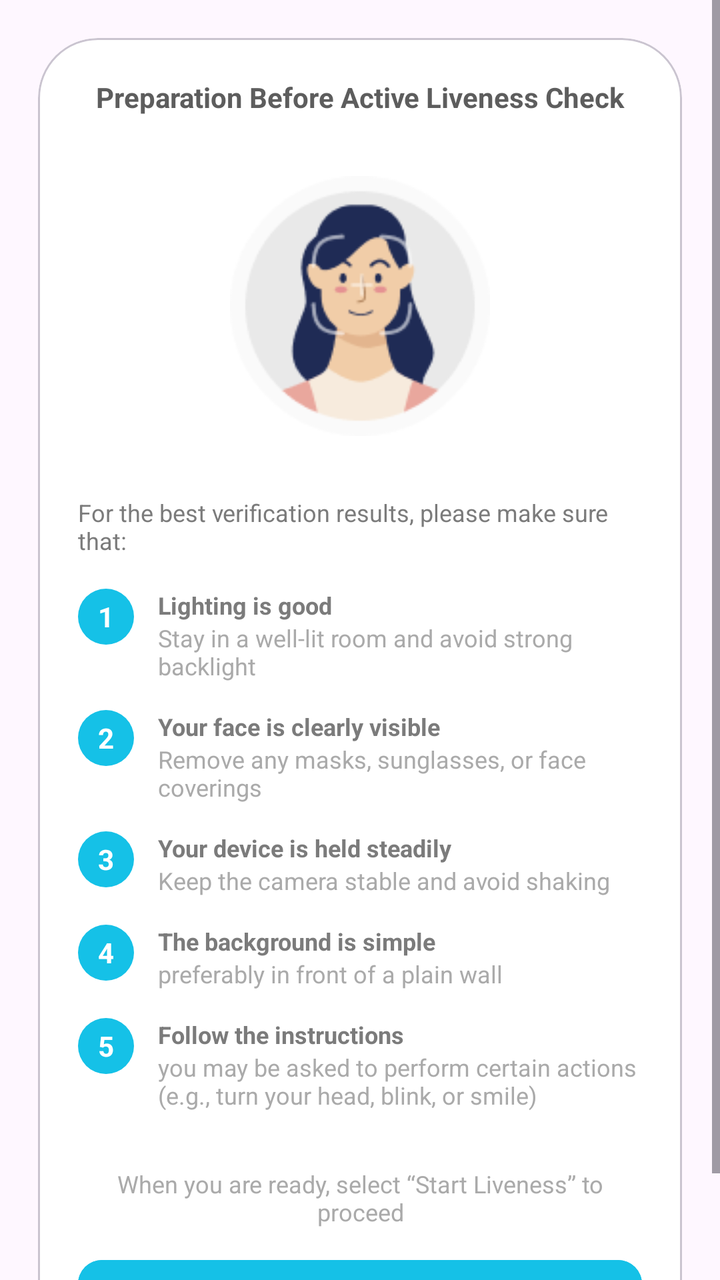
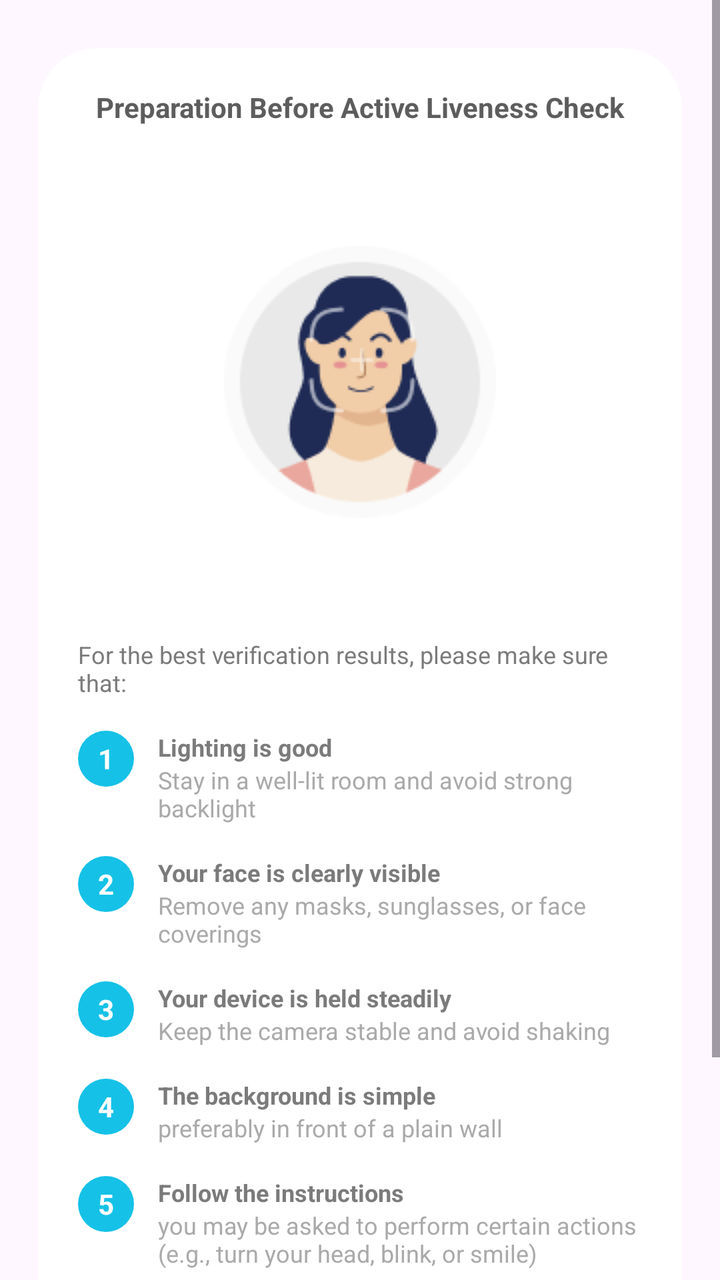

An Android layout rendered at two revisions. The XML below is the earlier revision; the diff shows what the commit changed to produce the second picture.
<!-- AndroidManifest.xml: another module's application theme Theme.Material3.DayNight.NoActionBar -->
<!-- res/layout/fragment_liveness_instruction.xml -->
<?xml version="1.0" encoding="utf-8"?>
<ScrollView xmlns:android="http://schemas.android.com/apk/res/android"
    xmlns:app="http://schemas.android.com/apk/res-auto"
    android:layout_width="match_parent"
    android:layout_height="match_parent"
    android:fillViewport="true">

    <com.google.android.material.card.MaterialCardView
        android:layout_width="match_parent"
        android:layout_height="wrap_content"
        android:layout_margin="19dp"
        app:cardBackgroundColor="@color/ekyc_card_background"
        app:cardCornerRadius="30dp"
        app:cardElevation="0dp">

        <LinearLayout
            android:layout_width="match_parent"
            android:layout_height="wrap_content"
            android:orientation="vertical"
            android:padding="20dp">

            <TextView
                android:layout_width="match_parent"
                android:layout_height="wrap_content"
                android:gravity="center"
                android:text="Preparation Before Active Liveness Check"
                android:textColor="#5D5D5D"
                android:textSize="14sp"
                android:textStyle="bold" />

            <ImageView
                android:layout_width="match_parent"
                android:layout_height="130dp"
                android:layout_marginTop="30dp"
                android:layout_marginBottom="30dp"
                android:adjustViewBounds="true"
                android:src="@drawable/pre_active_liveness" />

            <TextView
                android:layout_width="match_parent"
                android:layout_height="wrap_content"
                android:text="For the best verification results, please make sure that:"
                android:textColor="#7B7B7B"
                android:textSize="12sp" />

            
            <LinearLayout
                android:layout_width="match_parent"
                android:layout_height="wrap_content"
                android:layout_marginTop="16dp"
                android:orientation="horizontal">

                <TextView
                    android:layout_width="28dp"
                    android:layout_height="28dp"
                    android:background="@drawable/badge_circle_cyan"
                    android:gravity="center"
                    android:text="1"
                    android:textColor="@android:color/white"
                    android:textSize="14sp"
                    android:textStyle="bold" />

                <LinearLayout
                    android:layout_width="0dp"
                    android:layout_height="wrap_content"
                    android:layout_marginStart="12dp"
                    android:layout_weight="1"
                    android:orientation="vertical">

                    <TextView
                        android:layout_width="match_parent"
                        android:layout_height="wrap_content"
                        android:text="Lighting is good"
                        android:textColor="#7B7B7B"
                        android:textSize="12sp"
                        android:textStyle="bold" />

                    <TextView
                        android:layout_width="match_parent"
                        android:layout_height="wrap_content"
                        android:text="Stay in a well-lit room and avoid strong backlight"
                        android:textColor="#AAAAAA"
                        android:textSize="12sp" />
                </LinearLayout>
            </LinearLayout>

            
            <LinearLayout
                android:layout_width="match_parent"
                android:layout_height="wrap_content"
                android:layout_marginTop="14dp"
                android:orientation="horizontal">

                <TextView
                    android:layout_width="28dp"
                    android:layout_height="28dp"
                    android:background="@drawable/badge_circle_cyan"
                    android:gravity="center"
                    android:text="2"
                    android:textColor="@android:color/white"
                    android:textSize="14sp"
                    android:textStyle="bold" />

                <LinearLayout
                    android:layout_width="0dp"
                    android:layout_height="wrap_content"
                    android:layout_marginStart="12dp"
                    android:layout_weight="1"
                    android:orientation="vertical">

                    <TextView
                        android:layout_width="match_parent"
                        android:layout_height="wrap_content"
                        android:text="Your face is clearly visible"
                        android:textColor="#7B7B7B"
                        android:textSize="12sp"
                        android:textStyle="bold" />

                    <TextView
                        android:layout_width="match_parent"
                        android:layout_height="wrap_content"
                        android:text="Remove any masks, sunglasses, or face coverings"
                        android:textColor="#AAAAAA"
                        android:textSize="12sp" />
                </LinearLayout>
            </LinearLayout>

            
            <LinearLayout
                android:layout_width="match_parent"
                android:layout_height="wrap_content"
                android:layout_marginTop="14dp"
                android:orientation="horizontal">

                <TextView
                    android:layout_width="28dp"
                    android:layout_height="28dp"
                    android:background="@drawable/badge_circle_cyan"
                    android:gravity="center"
                    android:text="3"
                    android:textColor="@android:color/white"
                    android:textSize="14sp"
                    android:textStyle="bold" />

                <LinearLayout
                    android:layout_width="0dp"
                    android:layout_height="wrap_content"
                    android:layout_marginStart="12dp"
                    android:layout_weight="1"
                    android:orientation="vertical">

                    <TextView
                        android:layout_width="match_parent"
                        android:layout_height="wrap_content"
                        android:text="Your device is held steadily"
                        android:textColor="#7B7B7B"
                        android:textSize="12sp"
                        android:textStyle="bold" />

                    <TextView
                        android:layout_width="match_parent"
                        android:layout_height="wrap_content"
                        android:text="Keep the camera stable and avoid shaking"
                        android:textColor="#AAAAAA"
                        android:textSize="12sp" />
                </LinearLayout>
            </LinearLayout>

            
            <LinearLayout
                android:layout_width="match_parent"
                android:layout_height="wrap_content"
                android:layout_marginTop="14dp"
                android:orientation="horizontal">

                <TextView
                    android:layout_width="28dp"
                    android:layout_height="28dp"
                    android:background="@drawable/badge_circle_cyan"
                    android:gravity="center"
                    android:text="4"
                    android:textColor="@android:color/white"
                    android:textSize="14sp"
                    android:textStyle="bold" />

                <LinearLayout
                    android:layout_width="0dp"
                    android:layout_height="wrap_content"
                    android:layout_marginStart="12dp"
                    android:layout_weight="1"
                    android:orientation="vertical">

                    <TextView
                        android:layout_width="match_parent"
                        android:layout_height="wrap_content"
                        android:text="The background is simple"
                        android:textColor="#7B7B7B"
                        android:textSize="12sp"
                        android:textStyle="bold" />

                    <TextView
                        android:layout_width="match_parent"
                        android:layout_height="wrap_content"
                        android:text="preferably in front of a plain wall"
                        android:textColor="#AAAAAA"
                        android:textSize="12sp" />
                </LinearLayout>
            </LinearLayout>

            
            <LinearLayout
                android:layout_width="match_parent"
                android:layout_height="wrap_content"
                android:layout_marginTop="14dp"
                android:orientation="horizontal">

                <TextView
                    android:layout_width="28dp"
                    android:layout_height="28dp"
                    android:background="@drawable/badge_circle_cyan"
                    android:gravity="center"
                    android:text="5"
                    android:textColor="@android:color/white"
                    android:textSize="14sp"
                    android:textStyle="bold" />

                <LinearLayout
                    android:layout_width="0dp"
                    android:layout_height="wrap_content"
                    android:layout_marginStart="12dp"
                    android:layout_weight="1"
                    android:orientation="vertical">

                    <TextView
                        android:layout_width="match_parent"
                        android:layout_height="wrap_content"
                        android:text="Follow the instructions"
                        android:textColor="#7B7B7B"
                        android:textSize="12sp"
                        android:textStyle="bold" />

                    <TextView
                        android:layout_width="match_parent"
                        android:layout_height="wrap_content"
                        android:text="you may be asked to perform certain actions (e.g., turn your head, blink, or smile)"
                        android:textColor="#AAAAAA"
                        android:textSize="12sp" />
                </LinearLayout>
            </LinearLayout>

            <TextView
                android:layout_width="match_parent"
                android:layout_height="wrap_content"
                android:layout_marginTop="28dp"
                android:gravity="center"
                android:text="When you are ready, select “Start Liveness” to proceed"
                android:textColor="#AAAAAA"
                android:textSize="12sp" />

            <ProgressBar
                android:id="@+id/progressBar"
                android:layout_width="wrap_content"
                android:layout_height="wrap_content"
                android:layout_gravity="center"
                android:layout_marginTop="12dp"
                android:visibility="gone" />

            <com.google.android.material.button.MaterialButton
                android:id="@+id/btnStartLiveness"
                android:layout_width="match_parent"
                android:layout_height="52dp"
                android:layout_marginTop="12dp"
                android:backgroundTint="@color/ekyc_primary"
                android:text="Start Liveness"
                android:textAllCaps="false"
                android:textColor="@android:color/white"
                android:textSize="15sp"
                app:cornerRadius="12dp" />

        </LinearLayout>
    </com.google.android.material.card.MaterialCardView>

</ScrollView>
<!-- resources referenced by this layout -->
<resources>
  <color name="ekyc_card_background">#FFFFFF</color>
  <color name="ekyc_primary">#15C1E7</color>
  <!-- drawable badge_circle_cyan (drawable) -->
  <?xml version="1.0" encoding="utf-8"?>
  <shape xmlns:android="http://schemas.android.com/apk/res/android"
      android:shape="oval">
      <solid android:color="@color/ekyc_primary" />
      <size
          android:width="28dp"
          android:height="28dp" />
  </shape>
  <!-- drawable pre_active_liveness: png bitmap (drawable-nodpi, 8161 bytes) -->
</resources>

<!-- the commit's change to res/layout/fragment_liveness_instruction.xml (unified diff, before → after) -->
@@ -3,15 +3,17 @@
     xmlns:app="http://schemas.android.com/apk/res-auto"
     android:layout_width="match_parent"
     android:layout_height="match_parent"
-    android:fillViewport="true">
+    android:fillViewport="false">
 
     <com.google.android.material.card.MaterialCardView
         android:layout_width="match_parent"
         android:layout_height="wrap_content"
-        android:layout_margin="19dp"
+        android:layout_marginHorizontal="19dp"
+        android:layout_marginVertical="24dp"
         app:cardBackgroundColor="@color/ekyc_card_background"
         app:cardCornerRadius="30dp"
-        app:cardElevation="0dp">
+        app:cardElevation="0dp"
+        app:strokeWidth="0dp">
 
         <LinearLayout
             android:layout_width="match_parent"
@@ -29,10 +31,12 @@
                 android:textStyle="bold" />
 
             <ImageView
-                android:layout_width="match_parent"
-                android:layout_height="130dp"
-                android:layout_marginTop="30dp"
-                android:layout_marginBottom="30dp"
+                android:layout_width="136dp"
+                android:layout_gravity="center_horizontal"
+                android:scaleType="fitCenter"
+                android:layout_height="136dp"
+                android:layout_marginTop="60dp"
+                android:layout_marginBottom="60dp"
                 android:adjustViewBounds="true"
                 android:src="@drawable/pre_active_liveness" />
 
@@ -88,7 +92,7 @@
             <LinearLayout
                 android:layout_width="match_parent"
                 android:layout_height="wrap_content"
-                android:layout_marginTop="14dp"
+                android:layout_marginTop="16dp"
                 android:orientation="horizontal">
 
                 <TextView
@@ -129,7 +133,7 @@
             <LinearLayout
                 android:layout_width="match_parent"
                 android:layout_height="wrap_content"
-                android:layout_marginTop="14dp"
+                android:layout_marginTop="16dp"
                 android:orientation="horizontal">
 
                 <TextView
@@ -170,7 +174,7 @@
             <LinearLayout
                 android:layout_width="match_parent"
                 android:layout_height="wrap_content"
-                android:layout_marginTop="14dp"
+                android:layout_marginTop="16dp"
                 android:orientation="horizontal">
 
                 <TextView
@@ -211,7 +215,7 @@
             <LinearLayout
                 android:layout_width="match_parent"
                 android:layout_height="wrap_content"
-                android:layout_marginTop="14dp"
+                android:layout_marginTop="16dp"
                 android:orientation="horizontal">
 
                 <TextView
@@ -268,14 +272,20 @@
             <com.google.android.material.button.MaterialButton
                 android:id="@+id/btnStartLiveness"
                 android:layout_width="match_parent"
-                android:layout_height="52dp"
+                android:layout_height="50dp"
                 android:layout_marginTop="12dp"
                 android:backgroundTint="@color/ekyc_primary"
                 android:text="Start Liveness"
                 android:textAllCaps="false"
+                android:elevation="0dp"
+                android:stateListAnimator="@null"
+                app:elevation="0dp"
+                android:insetTop="0dp"
+                android:insetBottom="0dp"
+                android:letterSpacing="0"
                 android:textColor="@android:color/white"
-                android:textSize="15sp"
-                app:cornerRadius="12dp" />
+                android:textSize="14sp"
+                app:cornerRadius="25dp" />
 
         </LinearLayout>
     </com.google.android.material.card.MaterialCardView>
